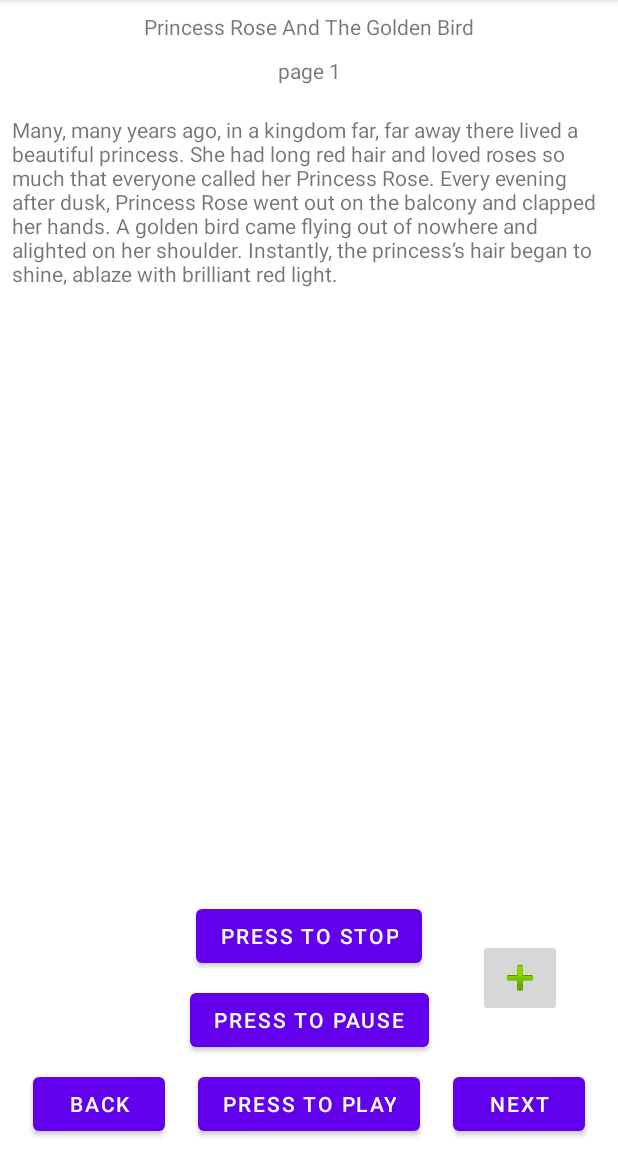
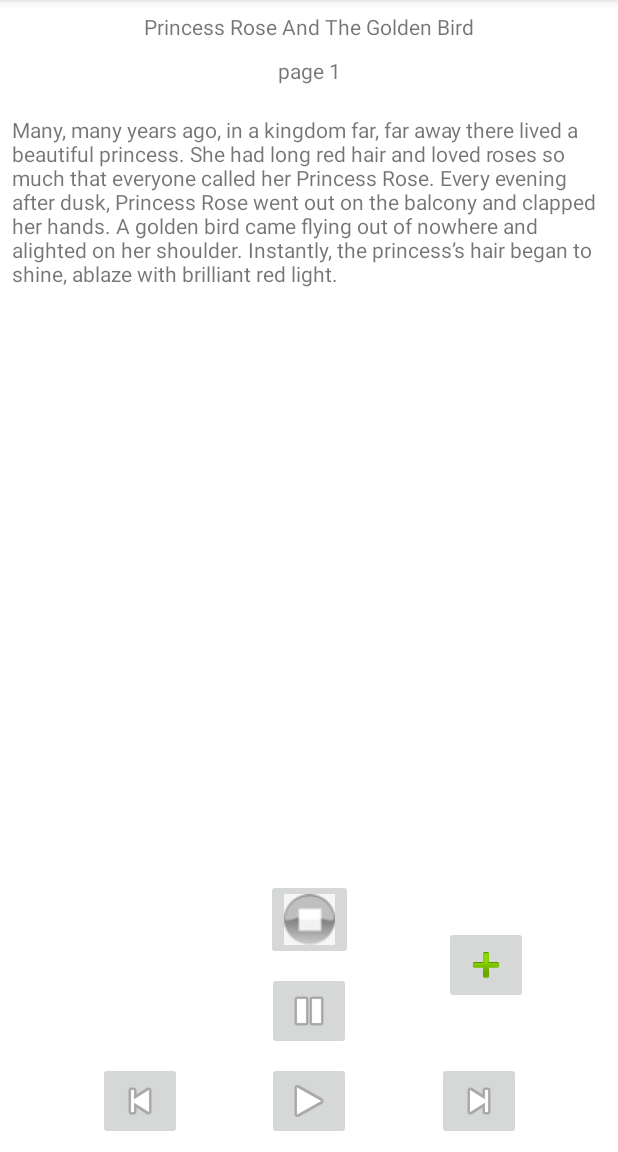
Before and after one commit to TUJesse/AudiobookApplicationPrototype, an Android app: the BookTwoActivity screen opened directly, with no data from a screen before it, on a phone screen of 412 x 824 dp, the part 84-1236 px from its top. Run offline under Robolectric (Android 15) with nearby library versions, the phone set to English and light mode, and no system bars; our stand-ins replace Firebase (no records; nobody signed in at launch, a user with empty details on screens opened directly).

Commit message:
Image buttons are now used for playback control.

```diff
--- a/app/src/main/java/com/example/prototype/BookTwoActivity.java
+++ b/app/src/main/java/com/example/prototype/BookTwoActivity.java
@@ -65,12 +65,13 @@ public class BookTwoActivity extends AppCompatActivity {
         pageNumberView.setText(pageNumbers[current_index]);
         soundTest = MediaPlayer.create(this, sounds[current_index]);
         txtView.setText(pages[current_index]);
+        //txtView.setBackground(getResources().getDrawable(R.drawable.ic_launcher_background));
         bookmarkButton = (ImageButton) this.findViewById(R.id.addBookmarkButton);
-        Button playButton = (Button)this.findViewById(R.id.playButtonBook2);
-        Button pauseButton = (Button)this.findViewById(R.id.pauseButtonBook2);
-        Button stopButton = (Button)this.findViewById(R.id.stopButtonBook2);
-        Button backButton = (Button)this.findViewById(R.id.backButtonBook2);
-        Button nextButton = (Button)this.findViewById(R.id.nextButtonBook2);
+        ImageButton playButton = (ImageButton) this.findViewById(R.id.playButtonBook2);
+        ImageButton pauseButton = (ImageButton)this.findViewById(R.id.pauseButtonBook2);
+        ImageButton stopButton = (ImageButton)this.findViewById(R.id.stopButtonBook2);
+        ImageButton backButton = (ImageButton)this.findViewById(R.id.backButtonBook2);
+        ImageButton nextButton = (ImageButton)this.findViewById(R.id.nextButtonBook2);
 
 
         playButton.setOnClickListener(new View.OnClickListener() {
--- a/app/src/main/res/layout/activity_book_two.xml
+++ b/app/src/main/res/layout/activity_book_two.xml
@@ -20,65 +20,63 @@
         app:layout_constraintStart_toStartOf="parent"
         app:layout_constraintTop_toBottomOf="@+id/bookTwoPageNumber" />
 
-    <Button
+    <ImageButton
         android:id="@+id/playButtonBook2"
         android:layout_width="wrap_content"
         android:layout_height="wrap_content"
-        android:layout_marginStart="8dp"
-        android:layout_marginEnd="8dp"
+        android:layout_marginStart="4dp"
+        android:layout_marginEnd="4dp"
         android:layout_marginBottom="8dp"
-        android:text="@string/play_button_prompt"
         app:layout_constraintBottom_toBottomOf="parent"
         app:layout_constraintEnd_toEndOf="parent"
-        app:layout_constraintStart_toStartOf="parent" />
+        app:layout_constraintStart_toStartOf="parent"
+        app:srcCompat="@android:drawable/ic_media_play" />
 
-    <Button
+    <ImageButton
         android:id="@+id/pauseButtonBook2"
         android:layout_width="wrap_content"
         android:layout_height="wrap_content"
         android:layout_marginStart="8dp"
         android:layout_marginEnd="8dp"
         android:layout_marginBottom="8dp"
-        android:text="PRESS TO PAUSE"
         app:layout_constraintBottom_toTopOf="@+id/playButtonBook2"
         app:layout_constraintEnd_toEndOf="parent"
-        app:layout_constraintStart_toStartOf="parent" />
+        app:layout_constraintStart_toStartOf="parent"
+        app:srcCompat="@android:drawable/ic_media_pause" />
 
-    <Button
+    <ImageButton
         android:id="@+id/stopButtonBook2"
         android:layout_width="wrap_content"
         android:layout_height="wrap_content"
         android:layout_marginStart="8dp"
         android:layout_marginEnd="8dp"
         android:layout_marginBottom="8dp"
-        android:text="PRESS TO STOP"
+        android:src="@drawable/stop"
         app:layout_constraintBottom_toTopOf="@+id/pauseButtonBook2"
         app:layout_constraintEnd_toEndOf="parent"
         app:layout_constraintStart_toStartOf="parent" />
 
-    <Button
+    <ImageButton
         android:id="@+id/nextButtonBook2"
         android:layout_width="wrap_content"
         android:layout_height="wrap_content"
-        android:layout_marginStart="8dp"
         android:layout_marginEnd="8dp"
         android:layout_marginBottom="8dp"
-        android:text="NEXT"
         app:layout_constraintBottom_toBottomOf="parent"
         app:layout_constraintEnd_toEndOf="parent"
-        app:layout_constraintStart_toEndOf="@+id/playButtonBook2" />
+        app:layout_constraintStart_toEndOf="@+id/playButtonBook2"
+        app:srcCompat="@android:drawable/ic_media_next" />
 
-    <Button
+    <ImageButton
         android:id="@+id/backButtonBook2"
         android:layout_width="wrap_content"
         android:layout_height="wrap_content"
         android:layout_marginStart="8dp"
-        android:layout_marginEnd="8dp"
         android:layout_marginBottom="8dp"
-        android:text="BACK"
         app:layout_constraintBottom_toBottomOf="parent"
         app:layout_constraintEnd_toStartOf="@+id/playButtonBook2"
-        app:layout_constraintStart_toStartOf="parent" />
+        app:layout_constraintStart_toStartOf="parent"
+        app:srcCompat="@android:drawable/ic_media_previous" />
 
     <TextView
         android:id="@+id/bookTwoTitle"
@@ -108,10 +106,6 @@
         android:id="@+id/addBookmarkButton"
         android:layout_width="wrap_content"
         android:layout_height="wrap_content"
-        android:layout_marginStart="5dp"
-        android:layout_marginTop="5dp"
-        android:layout_marginEnd="5dp"
-        android:layout_marginBottom="5dp"
         app:layout_constraintBottom_toTopOf="@+id/nextButtonBook2"
         app:layout_constraintEnd_toEndOf="parent"
         app:layout_constraintStart_toEndOf="@+id/stopButtonBook2"
```
Also changed, not shown: app/src/main/res/drawable-v24/stop.png (added).
